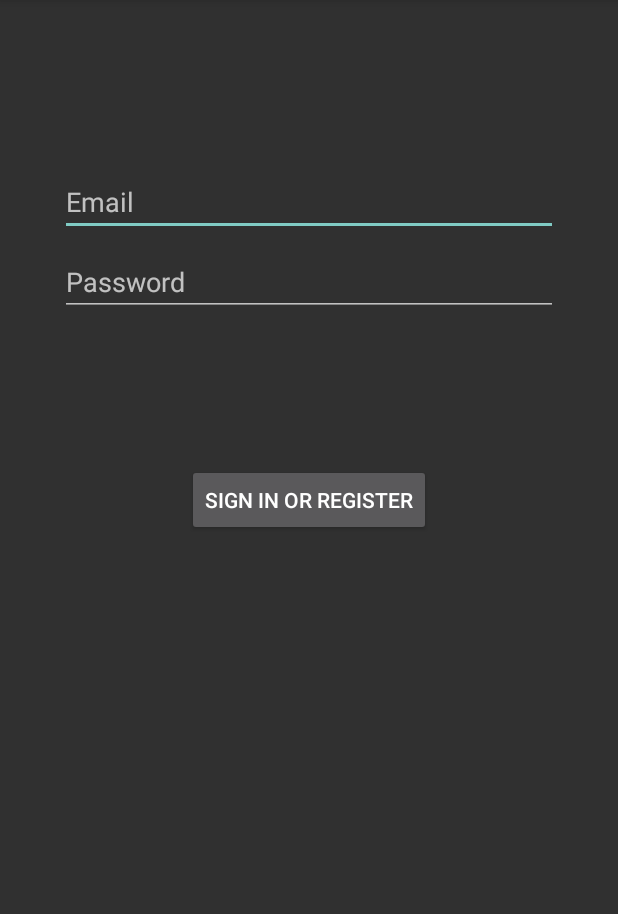
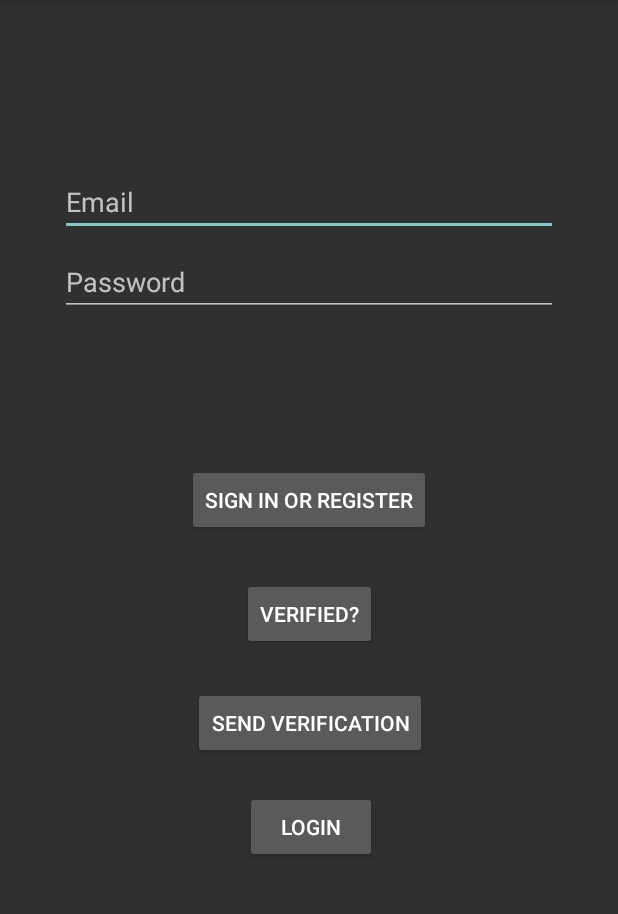
Before and after one commit to DeepakPawarDev/FirebaseEmailLogin, an Android app: the screen it shows after launch (LoginActivity), after a tap on "SIGN IN OR REGISTER", on a phone screen of 412 x 824 dp, the part 84-998 px from its top. Run offline under Robolectric (Android 15) with nearby library versions, the phone set to English and light mode, and no system bars; our stand-ins replace Firebase (no records; nobody signed in at launch, a user with empty details on screens opened directly); 2 statements that could not run were skipped.

Commit message:
from home

```diff
--- a/app/src/main/java/com/example/firebaseemaillogin/ui/login/LoginActivity.java
+++ b/app/src/main/java/com/example/firebaseemaillogin/ui/login/LoginActivity.java
@@ -12,17 +12,21 @@ import android.widget.EditText;
 import com.example.firebaseemaillogin.R;
 import com.google.android.gms.tasks.OnCompleteListener;
 import com.google.android.gms.tasks.OnFailureListener;
+import com.google.android.gms.tasks.OnSuccessListener;
 import com.google.android.gms.tasks.Task;
 import com.google.firebase.FirebaseApp;
 import com.google.firebase.FirebaseOptions;
 import com.google.firebase.auth.AuthResult;
 import com.google.firebase.auth.FirebaseAuth;
+import com.google.firebase.auth.FirebaseUser;
 
 
 public class LoginActivity extends AppCompatActivity {
 
-EditText editTextEmail,editTextPassword;
+    EditText editTextEmail, editTextPassword;
     FirebaseApp firebaseApp;
+    private static final String TAG = "LoginActivity";
+
     @Override
     public void onCreate(Bundle savedInstanceState) {
         super.onCreate(savedInstanceState);
@@ -33,43 +37,114 @@ EditText editTextEmail,editTextPassword;
 
                 // ...
                 .build();
-         firebaseApp=  FirebaseApp.initializeApp(this /* Context */, options, "secondary");
+        firebaseApp = FirebaseApp.initializeApp(this /* Context */, options, "secondary");
 
-        editTextEmail=(EditText)findViewById(R.id.username) ;
-        editTextPassword=(EditText)findViewById(R.id.password);
-        Button button= ((Button)findViewById(R.id.login));
-        button .setOnClickListener(new View.OnClickListener() {
+        editTextEmail = (EditText) findViewById(R.id.username);
+        editTextPassword = (EditText) findViewById(R.id.password);
+        Button button = ((Button) findViewById(R.id.login));
+        button.setOnClickListener(new View.OnClickListener() {
             @Override
             public void onClick(View v) {
                 registerUser();
             }
         });
+
+        Button buttonLogin = ((Button) findViewById(R.id.btn_login));
+        buttonLogin.setOnClickListener(new View.OnClickListener() {
+            @Override
+            public void onClick(View v) {
+                login();
+            }
+        });
+
+
+        Button buttonVerify = ((Button) findViewById(R.id.btn_verified));
+        buttonVerify.setOnClickListener(new View.OnClickListener() {
+            @Override
+            public void onClick(View v) {
+                isVerified();
+            }
+        });
+
+        Button buttonSendEmailVerify = ((Button) findViewById(R.id.btn_send_verification));
+        buttonSendEmailVerify.setOnClickListener(new View.OnClickListener() {
+            @Override
+            public void onClick(View v) {
+               sendVerification();
+            }
+        });
     }
 
-    private void registerUser(){
 
-        System.out.println("Clicked");
+    private void login(){
 
-        //FirebaseApp.initializeApp(this);
+        FirebaseAuth.getInstance(firebaseApp).signOut();
+        Task<AuthResult> firebaseUser = FirebaseAuth.getInstance(firebaseApp).signInWithEmailAndPassword(editTextEmail.getText().toString(),
+                editTextPassword.getText().toString()).addOnSuccessListener(new OnSuccessListener<AuthResult>() {
+            @Override
+            public void onSuccess(AuthResult authResult) {
+                Log.d(TAG, "Log in" );
+
+            }
+        }).addOnFailureListener(new OnFailureListener() {
+            @Override
+            public void onFailure(@NonNull Exception e) {
+                Log.d(TAG, "Log in failed"+e );
+
+            }
+        });
+
+
+
+    }
+    private void registerUser() {
 
         FirebaseAuth auth = FirebaseAuth.getInstance(firebaseApp);
-        auth.signInWithEmailAndPassword(editTextEmail.getText().toString(),
+        auth.createUserWithEmailAndPassword(editTextEmail.getText().toString(),
                 editTextPassword.getText().toString())
                 .addOnFailureListener(new OnFailureListener() {
                     @Override
                     public void onFailure(@NonNull Exception e) {
-                        System.out.println("failed"+e);
+                        Log.d(TAG, "failed" + e);
                     }
                 })
                 .addOnCompleteListener(new OnCompleteListener<AuthResult>() {
+                    @Override
+                    public void onComplete(@NonNull Task<AuthResult> task) {
+                        if (task.isSuccessful()) {
+                            Log.d("Login", "Added");
+                        }
+                    }
+                });
+    }
+
+
+    private void sendVerification() {
+
+
+        FirebaseUser firebaseUser = FirebaseAuth.getInstance(firebaseApp).getCurrentUser();
+
+        firebaseUser.sendEmailVerification().addOnSuccessListener(new OnSuccessListener<Void>() {
             @Override
-            public void onComplete(@NonNull Task<AuthResult> task) {
-                if (task.isSuccessful()) {
-                    Log.d("Login", "Added");
-                }
-                System.out.println("******************");
+            public void onSuccess(Void aVoid) {
+                Log.i(TAG, "verification email send");
+            }
+        }).addOnFailureListener(new OnFailureListener() {
+            @Override
+            public void onFailure(@NonNull Exception e) {
+                Log.i(TAG, "verification email not send");
             }
         });
     }
 
+    public void isVerified() {
+
+        FirebaseUser firebaseUser = FirebaseAuth.getInstance(firebaseApp).getCurrentUser();
+        if (firebaseUser != null) {
+
+            boolean isUserVerified = firebaseUser.isEmailVerified();
+            Log.i(TAG, "" + isUserVerified);
+        }
+
+    }
 }
--- a/app/src/main/res/layout/activity_login.xml
+++ b/app/src/main/res/layout/activity_login.xml
@@ -74,4 +74,56 @@
         app:layout_constraintStart_toStartOf="@+id/password"
         app:layout_constraintTop_toTopOf="parent"
         app:layout_constraintVertical_bias="0.3" />
+
+    <Button
+        android:id="@+id/btn_verified"
+        android:layout_width="wrap_content"
+        android:layout_height="wrap_content"
+        android:layout_marginStart="8dp"
+        android:layout_marginLeft="8dp"
+        android:layout_marginEnd="8dp"
+        android:layout_marginRight="8dp"
+        android:layout_marginBottom="8dp"
+        android:text="Verified?"
+        app:layout_constraintBottom_toBottomOf="parent"
+        app:layout_constraintEnd_toEndOf="parent"
+        app:layout_constraintStart_toStartOf="parent"
+        app:layout_constraintTop_toBottomOf="@+id/login"
+        app:layout_constraintVertical_bias="0.082" />
+
+    <Button
+        android:id="@+id/btn_send_verification"
+        android:layout_width="wrap_content"
+        android:layout_height="wrap_content"
+        android:layout_marginStart="8dp"
+        android:layout_marginLeft="8dp"
+        android:layout_marginTop="8dp"
+        android:layout_marginEnd="8dp"
+        android:layout_marginRight="8dp"
+        android:layout_marginBottom="8dp"
+        android:text="Send Verification"
+        app:layout_constraintBottom_toBottomOf="parent"
+        app:layout_constraintEnd_toEndOf="parent"
+        app:layout_constraintHorizontal_bias="0.504"
+        app:layout_constraintStart_toStartOf="parent"
+        app:layout_constraintTop_toBottomOf="@+id/btn_verified"
+        app:layout_constraintVertical_bias="0.065" />
+
+    <Button
+        android:id="@+id/btn_login"
+        android:layout_width="wrap_content"
+        android:layout_height="wrap_content"
+        android:layout_marginStart="8dp"
+        android:layout_marginLeft="8dp"
+        android:layout_marginTop="8dp"
+        android:layout_marginEnd="8dp"
+        android:layout_marginRight="8dp"
+        android:layout_marginBottom="8dp"
+        android:text="Login"
+        app:layout_constraintBottom_toBottomOf="parent"
+        app:layout_constraintEnd_toEndOf="parent"
+        app:layout_constraintHorizontal_bias="0.504"
+        app:layout_constraintStart_toStartOf="parent"
+        app:layout_constraintTop_toBottomOf="@+id/btn_send_verification"
+        app:layout_constraintVertical_bias="0.075" />
 </android.support.constraint.ConstraintLayout>
```
